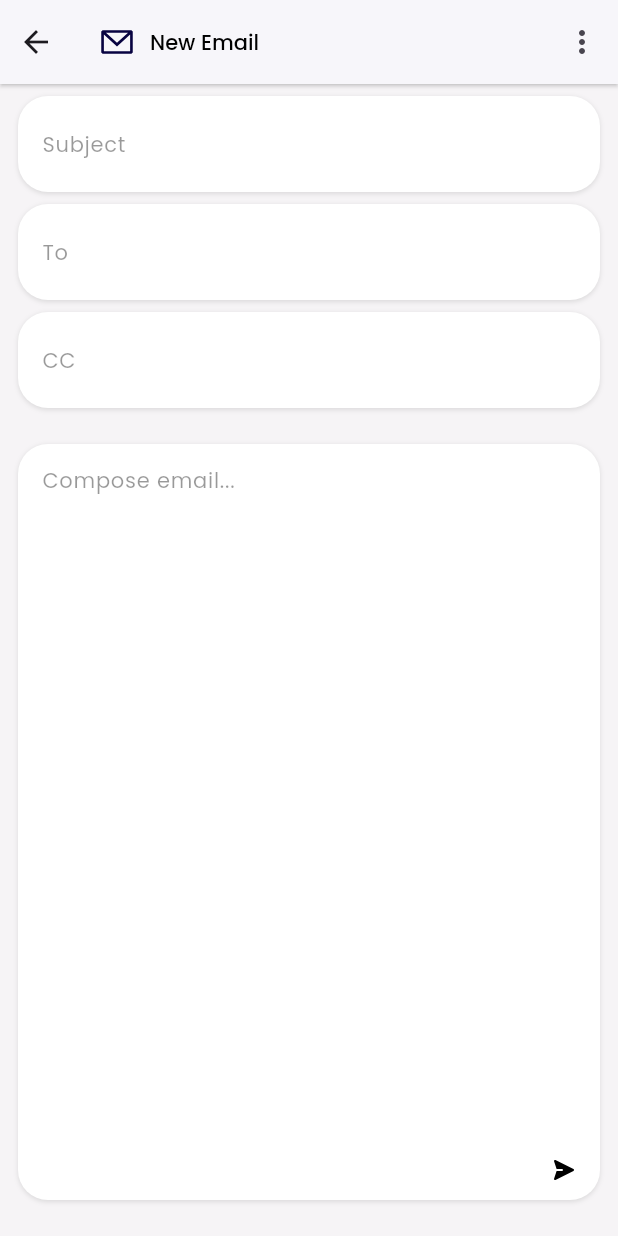
After one commit to ngductuan/AMD-21KTPM-AI-Chat-App, a Flutter app: the EmailThreadScreen screen opened by its route, on a phone screen of 412 x 824 dp. The commit adds this screen. Run offline on Flutter 3.47's test engine with Material 3 defaults, Android fonts, the phone set to English and light mode, and no system bars; our stand-ins replace another_flushbar, dotted_border, file_picker, firebase_auth, firebase_core, flutter_svg and 6 more; accounts and stored records are empty; network calls fail.

Commit message:
finish: create "compose email"

```diff
--- a/lib/routes.dart
+++ b/lib/routes.dart
@@ -1,3 +1,4 @@
+import 'package:eco_chat_bot/src/emails/pages/email_thread.dart';
 import 'package:eco_chat_bot/src/integration/views/app_integration.dart';
 import 'package:eco_chat_bot/src/pages/ai_bot/views/explore.dart';
 import 'package:eco_chat_bot/src/pages/authentication/views/login.dart';
@@ -21,6 +22,9 @@ final Map<String, WidgetBuilder> routes = {
   ChatListScreen.routeName: (context) => const ChatListScreen(),
   ChatThreadScreen.routeName: (context) => const ChatThreadScreen(),
 
+  // Email
+  EmailThreadScreen.routeName: (context) => const EmailThreadScreen(),
+
   // Explore
   ExploreScreen.routeName: (context) => const ExploreScreen(),
 
--- a/lib/src/constants/asset_path.dart
+++ b/lib/src/constants/asset_path.dart
@@ -90,4 +90,5 @@ class AssetPath {
   static const String black_star = 'assets/icons/black_star.svg';
   static const String yellow_star = 'assets/icons/yellow_star.svg';
   static const String crown = 'assets/icons/crown.svg';
+  static const String ic_email = 'assets/icons/ic_email.svg';
 }
--- /dev/null
+++ b/lib/src/emails/pages/email_thread.dart
@@ -0,0 +1,160 @@
+import 'package:flutter/material.dart';
+
+import 'package:eco_chat_bot/src/constants/styles.dart';
+import 'package:eco_chat_bot/src/helpers/image_helpers.dart';
+
+class EmailThreadScreen extends StatefulWidget {
+  const EmailThreadScreen({super.key});
+
+  static const String routeName = '/email-thread';
+
+  @override
+  State<EmailThreadScreen> createState() => _EmailThreadScreenState();
+}
+
+class _EmailThreadScreenState extends State<EmailThreadScreen> {
+  @override
+  Widget build(BuildContext context) {
+    return Scaffold(
+      appBar: AppBar(
+        leading: IconButton(
+          icon: const Icon(Icons.arrow_back), // Your back icon
+          onPressed: () {
+            Navigator.of(context).pop(true);
+          },
+        ),
+        leadingWidth: spacing48,
+        elevation: 1,
+        shadowColor: ColorConst.backgroundLightGrayColor,
+        backgroundColor: ColorConst.backgroundWhiteColor,
+        title: Row(
+          children: [
+            ImageHelper.loadFromAsset(
+              AssetPath.ic_email,
+              width: spacing28,
+              height: spacing28,
+              radius: BorderRadius.circular(radius32),
+            ),
+            SizedBox(width: spacing8),
+            Expanded(
+              child: Text(
+                'New Email',
+                style: AppFontStyles.poppinsTextBold(),
+                maxLines: 1,
+                overflow: TextOverflow.ellipsis,
+              ),
+            ),
+          ],
+        ),
+        actions: [
+          IconButton(
+            icon: Icon(Icons.more_vert),
+            onPressed: () {},
+          ),
+        ],
+      ),
+      body: Container(
+        color: ColorConst.backgroundGrayColor,
+        child: Padding(
+          padding: const EdgeInsets.symmetric(horizontal: 12, vertical: 8),
+          child: Column(
+            children: [
+              // Top row with Subject, To, CC (equally spaced)
+              Column(
+                children: [
+                  _buildTextFieldSection("Subject"),
+                  _buildTextFieldSection("To"),
+                  _buildTextFieldSection("CC"),
+                ],
+              ),
+              SizedBox(height: spacing16),
+
+              // Chat section (fixed height)
+              Expanded(
+                // Takes remaining space
+                child: Container(
+                  margin: EdgeInsets.only(bottom: spacing16),
+                  decoration: BoxDecoration(
+                    color: ColorConst.backgroundWhiteColor,
+                    borderRadius: BorderRadius.circular(radius20),
+                    boxShadow: [
+                      BoxShadow(
+                        color: Colors.grey.withAlpha(77),
+                        blurRadius: 2,
+                        offset: const Offset(0, 1),
+                      ),
+                    ],
+                  ),
+                  child: Column(
+                    children: [
+                      Expanded(
+                        child: Padding(
+                          padding: const EdgeInsets.symmetric(horizontal: spacing16),
+                          child: TextField(
+                            maxLines: null,
+                            decoration: InputDecoration(
+                              hintText: "Compose email...",
+                              border: InputBorder.none,
+                              hintStyle: AppFontStyles.poppinsRegular(
+                                color: ColorConst.textLightGrayColor,
+                              ),
+                            ),
+                          ),
+                        ),
+                      ),
+                      Padding(
+                        padding: EdgeInsets.only(
+                          left: spacing16,
+                          right: spacing16,
+                          bottom: spacing12,
+                        ),
+                        child: Row(
+                          mainAxisAlignment: MainAxisAlignment.end,
+                          children: [
+                            GestureDetector(
+                              child: ImageHelper.loadFromAsset(
+                                AssetPath.icSend,
+                                width: spacing16,
+                                height: spacing16,
+                              ),
+                            ),
+                          ],
+                        ),
+                      ),
+                    ],
+                  ),
+                ),
+              ),
+            ],
+          ),
+        ),
+      ),
+    );
+  }
+
+  Widget _buildTextFieldSection(String hintText) {
+    return Container(
+      margin: EdgeInsets.only(bottom: spacing8),
+      padding: EdgeInsets.symmetric(horizontal: spacing16, vertical: spacing8),
+      decoration: BoxDecoration(
+        color: ColorConst.backgroundWhiteColor,
+        borderRadius: BorderRadius.circular(radius20),
+        boxShadow: [
+          BoxShadow(
+            color: Colors.grey.withAlpha(77),
+            blurRadius: 2,
+            offset: const Offset(0, 1),
+          ),
+        ],
+      ),
+      child: TextField(
+        maxLines: null,
+        decoration: InputDecoration(
+          hintText: hintText,
+          border: InputBorder.none,
+          hintStyle: AppFontStyles.poppinsRegular(color: ColorConst.textLightGrayColor),
+        ),
+      ),
+    );
+  }
+}
--- a/lib/src/pages/chat/views/chat_list.dart
+++ b/lib/src/pages/chat/views/chat_list.dart
@@ -4,6 +4,7 @@ import 'package:eco_chat_bot/src/constants/dimensions.dart';
 import 'package:eco_chat_bot/src/constants/enum.dart';
 import 'package:eco_chat_bot/src/constants/font_styles.dart';
 import 'package:eco_chat_bot/src/constants/services/bot.service.dart';
+import 'package:eco_chat_bot/src/emails/pages/email_thread.dart';
 import 'package:eco_chat_bot/src/helpers/image_helpers.dart';
 import 'package:eco_chat_bot/src/pages/chat/views/chat_thread.dart';
 import 'package:eco_chat_bot/src/pages/chat/widgets/manage_bot_modal.dart';
@@ -39,7 +40,6 @@ class _ChatListScreenState extends State<ChatListScreen> {
 
   Future<void> createBotData(dynamic body, Function endCallback) async {
     try {
-
       await BotServiceApi.createBotResponse(body);
 
       AppToast(
@@ -48,7 +48,6 @@ class _ChatListScreenState extends State<ChatListScreen> {
         message: 'Bot created successfully!',
         mode: AppToastMode.confirm,
       ).show(context);
-
     } catch (e) {
       print('Error creating bot: $e');
       AppToast(
@@ -57,7 +56,6 @@ class _ChatListScreenState extends State<ChatListScreen> {
         message: 'Error creating bot',
         mode: AppToastMode.error,
       ).show(context);
-
     } finally {
       await Future.delayed(const Duration(milliseconds: 1000));
       endCallback();
@@ -155,18 +153,20 @@ class _ChatListScreenState extends State<ChatListScreen> {
             Navigator.of(context)
                 .pushNamed(ChatThreadScreen.routeName, arguments: {'chatStatus': ChatThreadStatus.new_});
           } else if (value == 2) {
-            Navigator.of(context).push(AnimationModal.fadeInModal(ManageBotModal(endCallback: createBotData, activeButtonText: 'Create',)));
-
-            // not use
-            // showDialog(
-            //   context: context,
-            //   builder: (context) => ManageBotModal(),
-            // );
+            Navigator.of(context).push(AnimationModal.fadeInModal(ManageBotModal(
+              endCallback: createBotData,
+              activeButtonText: 'Create',
+            )));
+          } else if (value == 3) {
+            Navigator.of(context).pushNamed(
+              EmailThreadScreen.routeName,
+            );
           }
         },
         itemBuilder: (context) => [
           _buildPopupItem(1, Icons.chat_bubble_outline, "New Chat"),
           _buildPopupItem(2, Icons.smart_toy_outlined, "Create Bot"),
+          _buildPopupItem(3, Icons.email_outlined, "New email"),
         ],
       ),
     );
```
Also changed, not shown: assets/icons/ic_email.svg (added).
